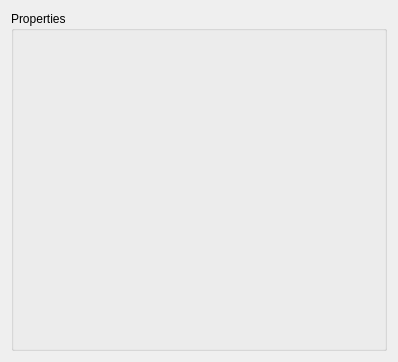
HaeffnerLab/Haeffner-Lab-LabRAD-Tools, file devel/bum/gui_scriptscanner2/Views/Editors.ui: the form before one commit.
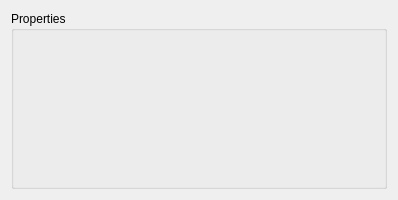
The form after the commit.

Commit message: rearrange widget size in scriptscanner GUI

```diff
--- a/devel/bum/gui_scriptscanner2/Views/Editors.ui
+++ b/devel/bum/gui_scriptscanner2/Views/Editors.ui
@@ -7,9 +7,27 @@
     <x>0</x>
     <y>0</y>
     <width>398</width>
-    <height>362</height>
+    <height>200</height>
    </rect>
   </property>
+  <property name="sizePolicy">
+   <sizepolicy hsizetype="Preferred" vsizetype="Fixed">
+    <horstretch>0</horstretch>
+    <verstretch>0</verstretch>
+   </sizepolicy>
+  </property>
+  <property name="minimumSize">
+   <size>
+    <width>0</width>
+    <height>200</height>
+   </size>
+  </property>
+  <property name="maximumSize">
+   <size>
+    <width>16777215</width>
+    <height>200</height>
+   </size>
+  </property>
   <property name="windowTitle">
    <string>Form</string>
   </property>
@@ -31,7 +49,7 @@
         <x>0</x>
         <y>0</y>
         <width>390</width>
-        <height>354</height>
+        <height>192</height>
        </rect>
       </property>
       <layout class="QVBoxLayout" name="verticalLayout_2">
```
The commit also changes 2 other files.
